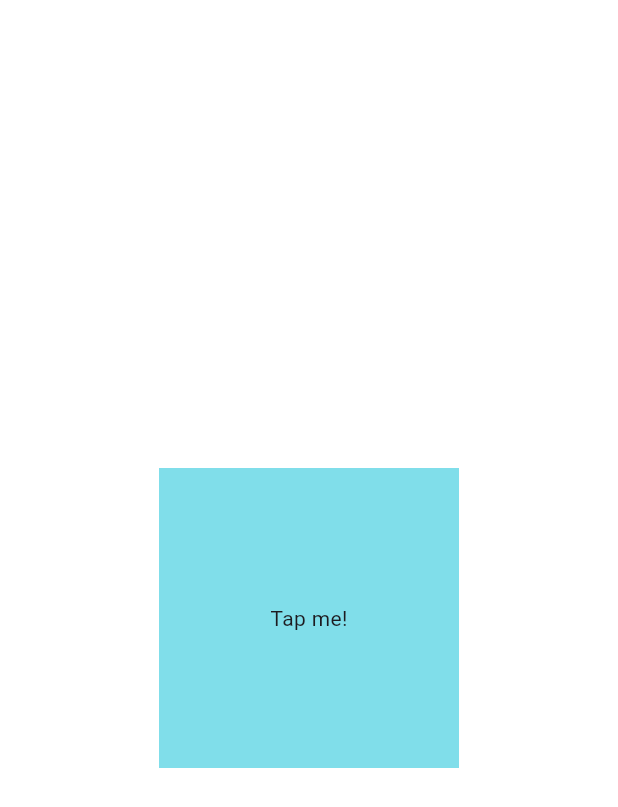
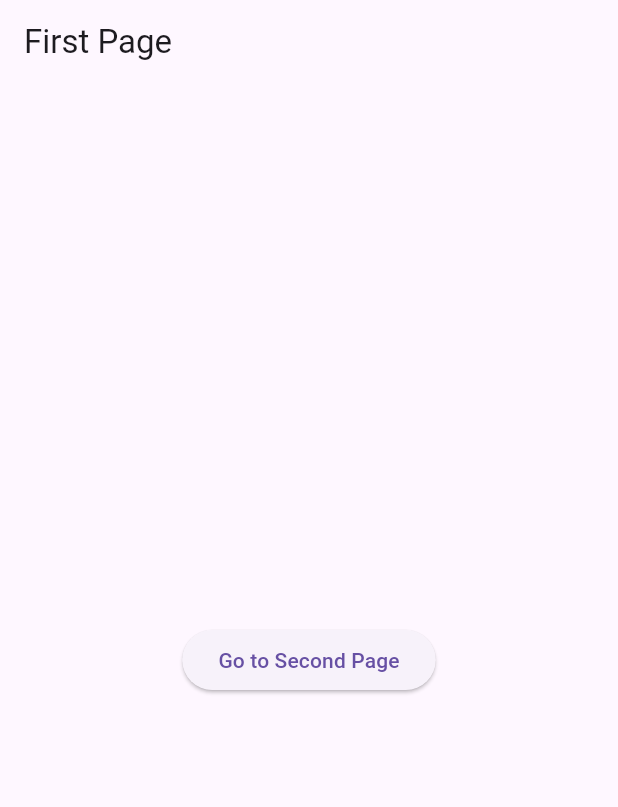
Before and after one commit to eacardenase/flutter_todo, a Flutter app: the screen it shows after launch, on a phone screen of 412 x 824 dp. Shown: the top 807 px of the screen. Run offline on Flutter 3.47's test engine with Material 3 defaults, Android fonts, the phone set to English and light mode, and no system bars.

Commit message:
feat: basic navigation

```diff
--- a/lib/main.dart
+++ b/lib/main.dart
@@ -1,37 +1,18 @@
 import 'package:flutter/material.dart';
 
+import 'package:todo/pages/first_page.dart';
+
 void main() {
-  runApp(MyApp());
+  runApp(const MyApp());
 }
 
 class MyApp extends StatelessWidget {
-  MyApp({super.key});
-
-  List names = ["Edwin", "Ana", "Keyla"];
+  const MyApp({super.key});
 
   @override
   Widget build(BuildContext context) {
-    void userTapped() {
-      print("User tapped!");
-    }
-
-    return MaterialApp(
-      home: Scaffold(
-        backgroundColor: Colors.white,
-        body: Center(
-          child: GestureDetector(
-            onTap: userTapped,
-            child: Container(
-              width: 200,
-              height: 200,
-              color: Colors.cyan[200],
-              child: const Center(
-                child: Text("Tap me!"),
-              ),
-            ),
-          ),
-        ),
-      ),
+    return const MaterialApp(
+      home: FirstPage(),
       debugShowCheckedModeBanner: false,
     );
   }
--- /dev/null
+++ b/lib/pages/first_page.dart
@@ -0,0 +1,33 @@
+import 'package:flutter/material.dart';
+import 'package:todo/pages/second_page.dart';
+
+class FirstPage extends StatelessWidget {
+  const FirstPage({super.key});
+
+  @override
+  Widget build(BuildContext context) {
+    return Scaffold(
+      appBar: AppBar(
+        title: const Text(
+          "First Page",
+        ),
+      ),
+      body: Center(
+        child: ElevatedButton(
+          onPressed: () {
+            // Navigate to second page
+            Navigator.push(
+              context,
+              MaterialPageRoute(
+                builder: (context) => const SecondPage(),
+              ),
+            );
+          },
+          child: const Text(
+            "Go to Second Page",
+          ),
+        ),
+      ),
+    );
+  }
+}
```
Also changed, not shown: lib/pages/second_page.dart (added, +28 -0 lines).
